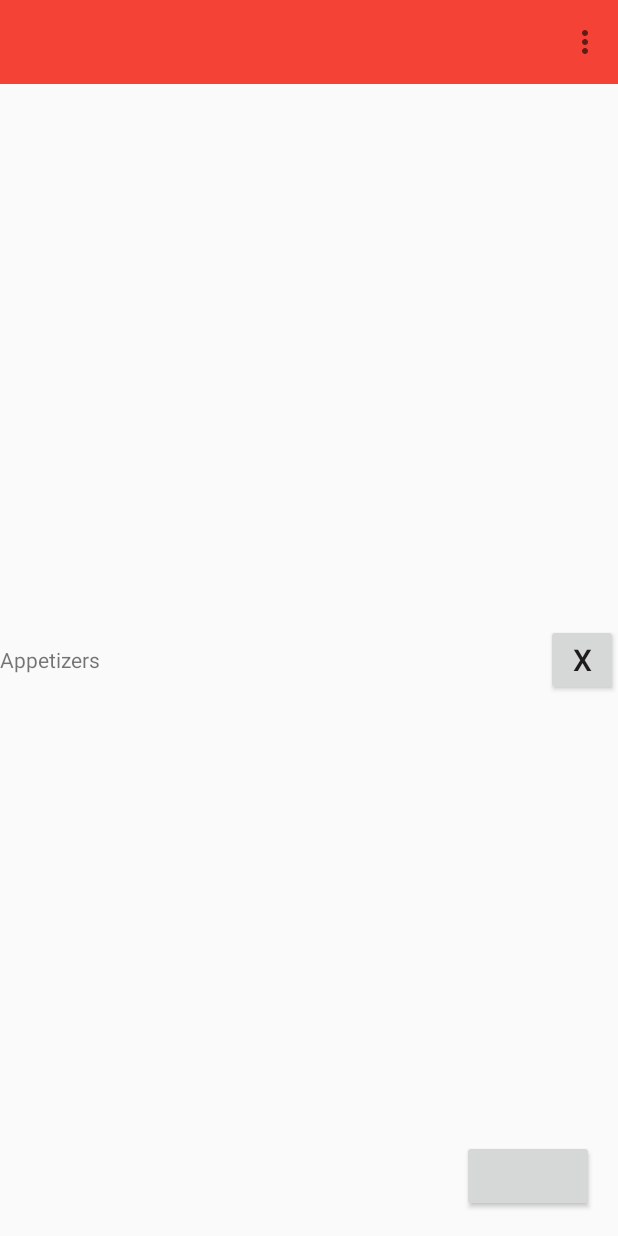
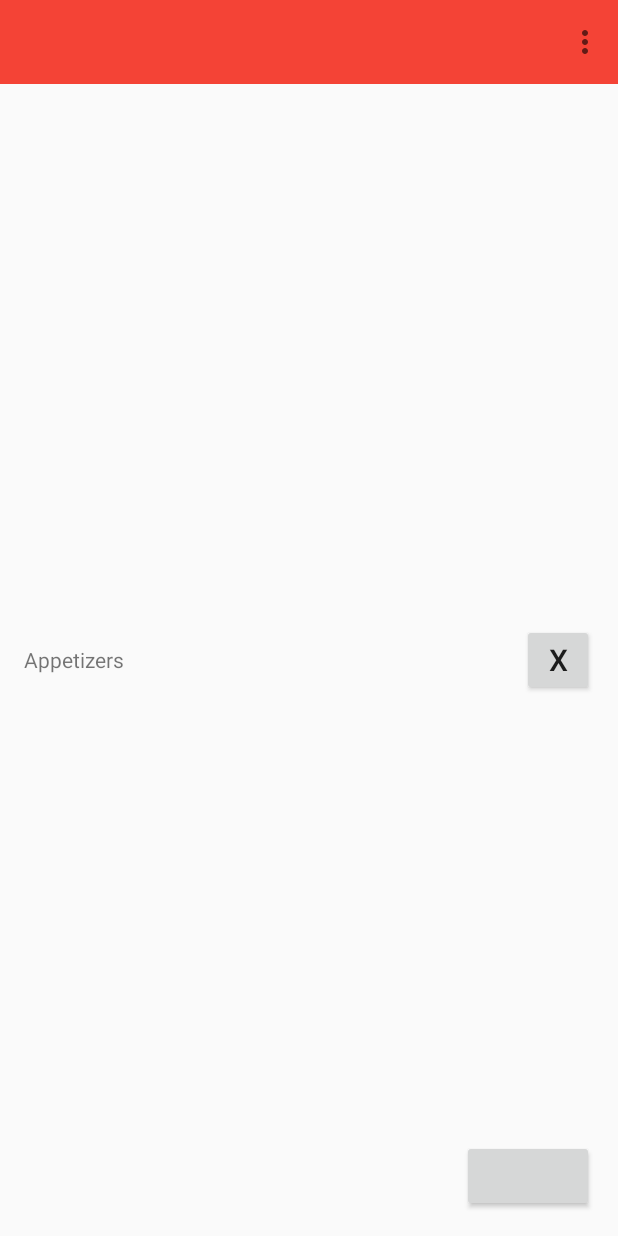
Before and after one commit to NoahAndrews/BiscuitCase, an Android app: the screen it shows after launch (CategoryListActivity), on a phone screen of 412 x 824 dp. Run offline under Robolectric (Android 15) with nearby library versions, the phone set to English and light mode, and no system bars; libraries missing offline, so code that uses them is left out: com.software.shell; plain views replace ActionButton; 4 statements that could not run were skipped.

Commit message:
Added side padding to the RecyclerView

```diff
--- a/BiscuitCaseManagement/src/main/res/layout/activity_category_list.xml
+++ b/BiscuitCaseManagement/src/main/res/layout/activity_category_list.xml
@@ -22,7 +22,9 @@
             android:id="@+id/categoryList"
             android:layout_width="match_parent"
             android:layout_height="match_parent"
-            android:layout_below="@+id/toolbar"/>
+            android:layout_below="@+id/toolbar"
+            android:paddingLeft="@dimen/activity_horizontal_margin"
+            android:paddingRight="@dimen/activity_horizontal_margin"/>
 
 
         <com.software.shell.fab.ActionButton
```
